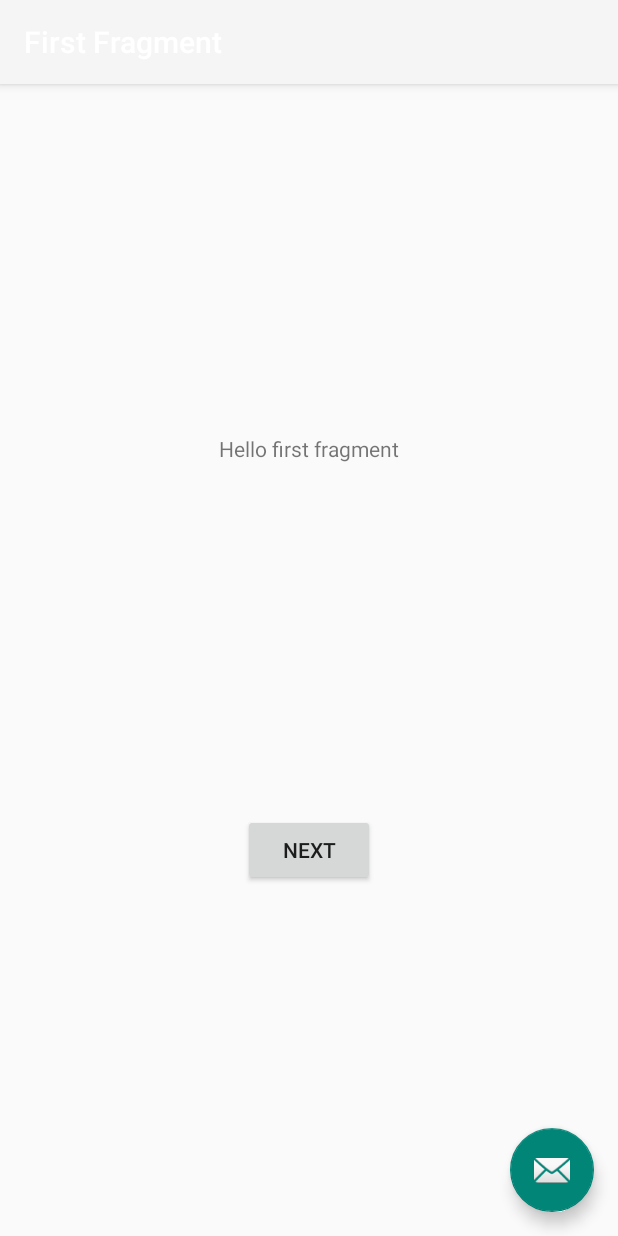
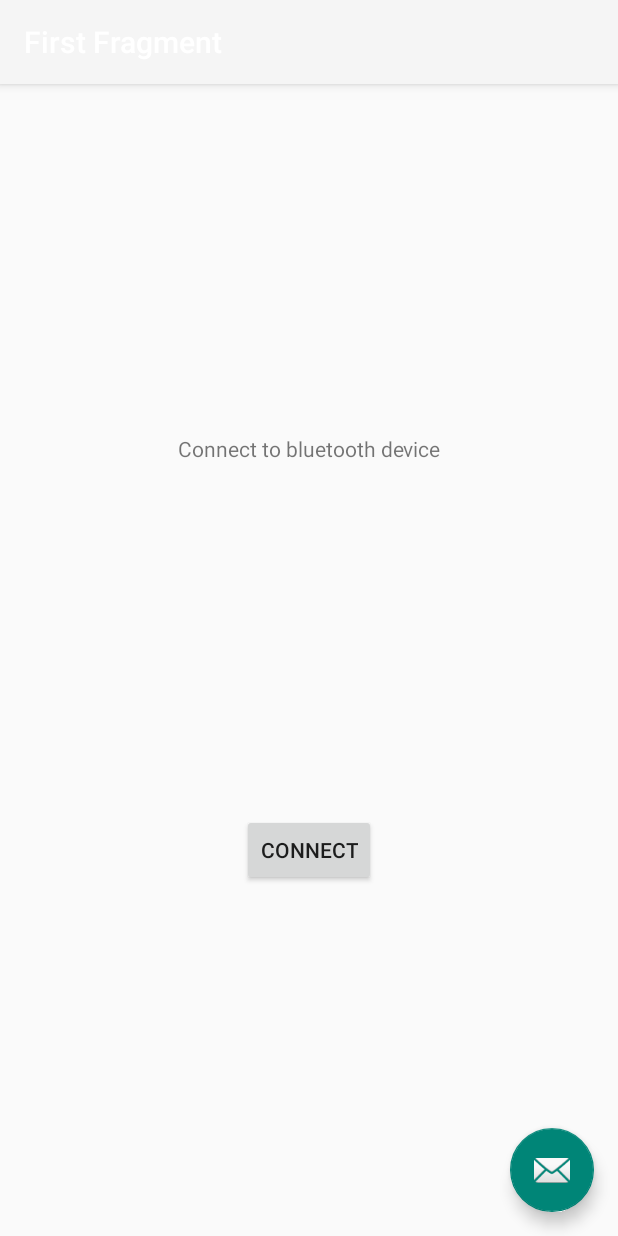
Before and after one commit to tobiasschuerg/Wordclock-Control-v2-Android, an Android app: the screen it shows after launch (MainActivity), on a phone screen of 412 x 824 dp. Run offline under Robolectric (Android 15) with nearby library versions, the phone set to English and light mode, and no system bars; our stand-ins replace Timber, navigation-ui.

Commit message:
Update libraries, remove old MainActivity and convert bluetooth connection to Kotlin flow.

```diff
--- a/app/src/main/java/com/tobiasschuerg/wordclock/ui/FirstFragment.kt
+++ /dev/null
@@ -1,45 +0,0 @@
-package com.tobiasschuerg.wordclock.ui
-
-import android.os.Bundle
-import androidx.fragment.app.Fragment
-import android.view.LayoutInflater
-import android.view.View
-import android.view.ViewGroup
-import androidx.navigation.fragment.findNavController
-import com.tobiasschuerg.wordclock.R
-import com.tobiasschuerg.wordclock.databinding.FragmentFirstBinding
-
-/**
- * A simple [Fragment] subclass as the default destination in the navigation.
- */
-class FirstFragment : Fragment() {
-
-    private var _binding: FragmentFirstBinding? = null
-
-    // This property is only valid between onCreateView and
-    // onDestroyView.
-    private val binding get() = _binding!!
-
-    override fun onCreateView(
-            inflater: LayoutInflater, container: ViewGroup?,
-            savedInstanceState: Bundle?
-    ): View? {
-
-        _binding = FragmentFirstBinding.inflate(inflater, container, false)
-        return binding.root
-
-    }
-
-    override fun onViewCreated(view: View, savedInstanceState: Bundle?) {
-        super.onViewCreated(view, savedInstanceState)
-
-        binding.buttonFirst.setOnClickListener {
-            findNavController().navigate(R.id.action_FirstFragment_to_SecondFragment)
-        }
-    }
-
-    override fun onDestroyView() {
-        super.onDestroyView()
-        _binding = null
-    }
-}
--- a/app/src/main/java/com/tobiasschuerg/wordclock/values/Effect.kt
+++ b/app/src/main/java/com/tobiasschuerg/wordclock/values/Effect.kt
@@ -4,9 +4,9 @@ package com.tobiasschuerg.wordclock.values
  * Created by Tobias Schürg on 27.11.2016.
  */
 
-class Effect(
-        private val effect: Int,
-        private val esIstEnabled: Boolean
+data class Effect(
+        val effect: Int,
+        val esIstEnabled: Boolean
 ) : ClockValue {
 
     override fun toByte(): ByteArray {
--- a/app/src/main/res/layout/fragment_first.xml
+++ b/app/src/main/res/layout/fragment_connect.xml
@@ -4,25 +4,25 @@
     xmlns:tools="http://schemas.android.com/tools"
     android:layout_width="match_parent"
     android:layout_height="match_parent"
-    tools:context=".FirstFragment">
+    tools:context=".ui.MainActivity">
 
     <TextView
-        android:id="@+id/textview_first"
+        android:id="@+id/textview_connect_status"
         android:layout_width="wrap_content"
         android:layout_height="wrap_content"
-        android:text="@string/hello_first_fragment"
-        app:layout_constraintBottom_toTopOf="@id/button_first"
+        android:text="Connect to bluetooth device"
+        app:layout_constraintBottom_toTopOf="@id/button_connect"
         app:layout_constraintEnd_toEndOf="parent"
         app:layout_constraintStart_toStartOf="parent"
         app:layout_constraintTop_toTopOf="parent" />
 
     <Button
-        android:id="@+id/button_first"
+        android:id="@+id/button_connect"
         android:layout_width="wrap_content"
         android:layout_height="wrap_content"
-        android:text="@string/next"
+        android:text="Connect"
         app:layout_constraintBottom_toBottomOf="parent"
         app:layout_constraintEnd_toEndOf="parent"
         app:layout_constraintStart_toStartOf="parent"
-        app:layout_constraintTop_toBottomOf="@id/textview_first" />
+        app:layout_constraintTop_toBottomOf="@id/textview_connect_status" />
 </androidx.constraintlayout.widget.ConstraintLayout>
--- a/app/src/main/res/navigation/nav_graph.xml
+++ b/app/src/main/res/navigation/nav_graph.xml
@@ -7,22 +7,25 @@
 
     <fragment
         android:id="@+id/FirstFragment"
-        android:name="com.tobiasschuerg.wordclock.ui.FirstFragment"
+        android:name="com.tobiasschuerg.wordclock.ui.ConnectFragment"
         android:label="@string/first_fragment_label"
-        tools:layout="@layout/fragment_first">
+        tools:layout="@layout/fragment_connect">
 
         <action
-            android:id="@+id/action_FirstFragment_to_SecondFragment"
+            android:id="@+id/connect_fragment_to_configure_fragment"
             app:destination="@id/SecondFragment" />
     </fragment>
     <fragment
         android:id="@+id/SecondFragment"
         android:name="com.tobiasschuerg.wordclock.ui.SecondFragment"
         android:label="@string/second_fragment_label"
-        tools:layout="@layout/fragment_second">
+        tools:layout="@layout/activity_main_old">
 
         <action
             android:id="@+id/action_SecondFragment_to_FirstFragment"
             app:destination="@id/FirstFragment" />
+        <argument
+            android:name="device"
+            app:argType="android.bluetooth.BluetoothDevice" />
     </fragment>
 </navigation>
--- a/app/src/main/res/values/strings.xml
+++ b/app/src/main/res/values/strings.xml
@@ -11,6 +11,5 @@
     <string name="next">Next</string>
     <string name="previous">Previous</string>
 
-    <string name="hello_first_fragment">Hello first fragment</string>
     <string name="hello_second_fragment">Hello second fragment. Arg: %1$s</string>
 </resources>
--- a/build.gradle
+++ b/build.gradle
@@ -2,7 +2,9 @@
 
 buildscript {
 
-    ext.kotlin_version = '1.4.10'
+    ext.kotlin_version = '1.4.20'
+    ext.nav_version = "2.3.1"
+
 
     repositories {
         jcenter()
@@ -11,6 +13,7 @@ buildscript {
     dependencies {
         classpath 'com.android.tools.build:gradle:4.1.1'
         classpath "org.jetbrains.kotlin:kotlin-gradle-plugin:$kotlin_version"
+        classpath "androidx.navigation:navigation-safe-args-gradle-plugin:$nav_version"
     }
 }
 
```
Also changed, not shown: app/build.gradle (+8 -7 lines), app/src/main/java/com/tobiasschuerg/wordclock/BroadcastReceiverX.kt (added, +29 -0 lines), app/src/main/java/com/tobiasschuerg/wordclock/BtCommander.kt (+4 -23 lines), app/src/main/java/com/tobiasschuerg/wordclock/MainActivityOld.kt (deleted, +0 -254 lines), app/src/main/java/com/tobiasschuerg/wordclock/ui/ConnectFragment.kt (added, +82 -0 lines), app/src/main/java/com/tobiasschuerg/wordclock/ui/SecondFragment.kt (+115 -9 lines).
